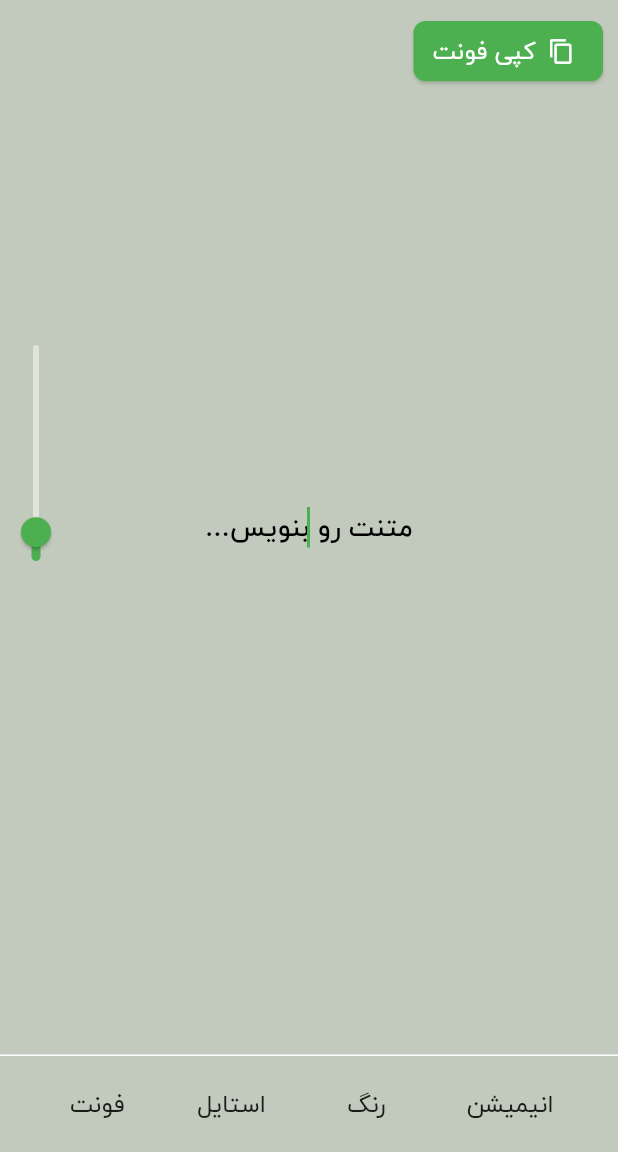
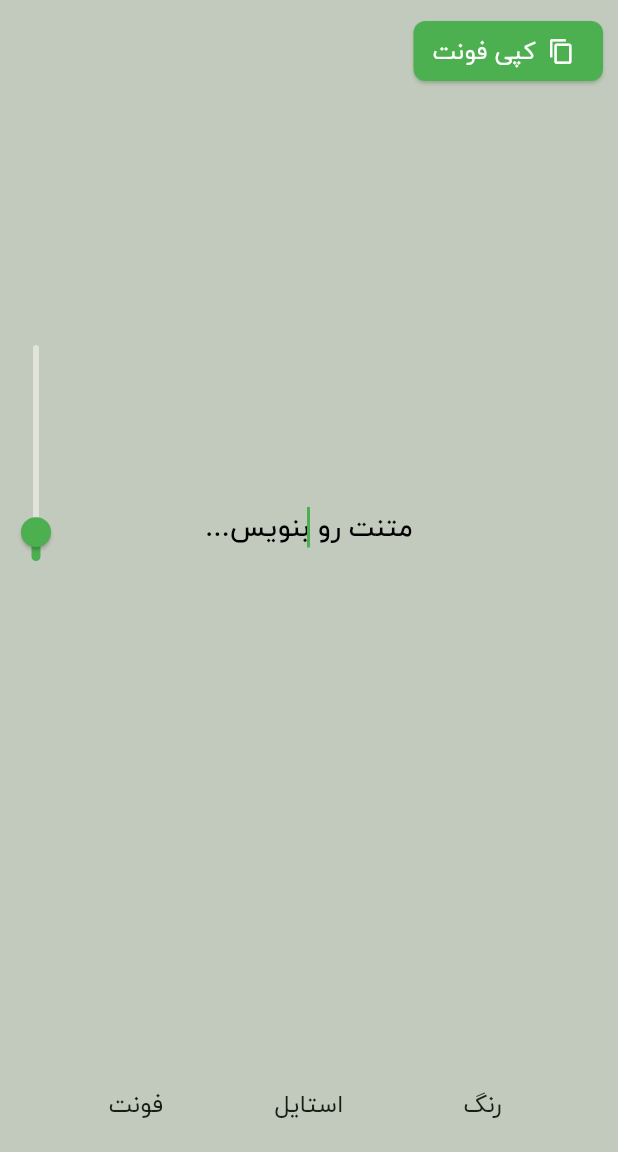
Before and after one commit to AmirmahdiNourkazemi/instastyle, a Flutter app: the screen it shows after launch, on a phone screen of 412 x 824 dp, the part 84-1236 px from its top. Run offline on Flutter 3.47's test engine with Material 3 defaults, Android fonts, the phone set to English and light mode, and no system bars; our stand-ins replace dio, flutter_colorpicker, get_it, image_gallery_saver, permission_handler; missing offline and left inert: clipboard; project files that could hold a hidden picture were left out.

Commit message:
feat: change background color and devider scheme

```diff
--- a/lib/core/theme/theme.dart
+++ b/lib/core/theme/theme.dart
@@ -122,7 +122,6 @@ class AppTheme {
       bottomSheetTheme: BottomSheetThemeData(
         backgroundColor: colorScheme.onPrimary,
       ),
-
       elevatedButtonTheme: ElevatedButtonThemeData(
           style: ButtonStyle(
         foregroundColor: WidgetStatePropertyAll<Color>(colorScheme.onPrimary),
@@ -149,7 +148,7 @@ class AppTheme {
       canvasColor: colorScheme.surface,
       dividerColor: colorScheme.onPrimary,
       dividerTheme: DividerThemeData(
-        color: colorScheme.onPrimary,
+        color: colorScheme.outlineVariant,
       ));
 
   List<ExtendedColor> get extendedColors => [];
--- a/lib/feature/home/presentation/screens/home_screen.dart
+++ b/lib/feature/home/presentation/screens/home_screen.dart
@@ -68,9 +68,10 @@ class _HomeScreenState extends State<HomeScreen> {
               onPressed: () {
                 export.captureAndCopy(_globalKey);
               },
-                label: Text('کپی فونت'),
+              label: const Text('کپی فونت'),
               icon: const Icon(Icons.copy),
-              )),
+            ),
+          ),
           VerticalFontSlider(
             initialSize: valueFontSize,
             onSizeChanged: (value) {
--- a/lib/feature/home/presentation/widgets/footer_buttons.dart
+++ b/lib/feature/home/presentation/widgets/footer_buttons.dart
@@ -49,15 +49,6 @@ class _FooterButtonsState extends State<FooterButtons> {
             style: Theme.of(context).textTheme.bodyMedium,
           ),
         ),
-        TextButton(
-          onPressed: () {
-            toggleSelect(4);
-          },
-          child: Text(
-            'انیمیشن',
-            style: Theme.of(context).textTheme.bodyMedium,
-          ),
-        ),
       ],
     );
   }
```
Lines whose indentation alone changed are shown as unchanged.
